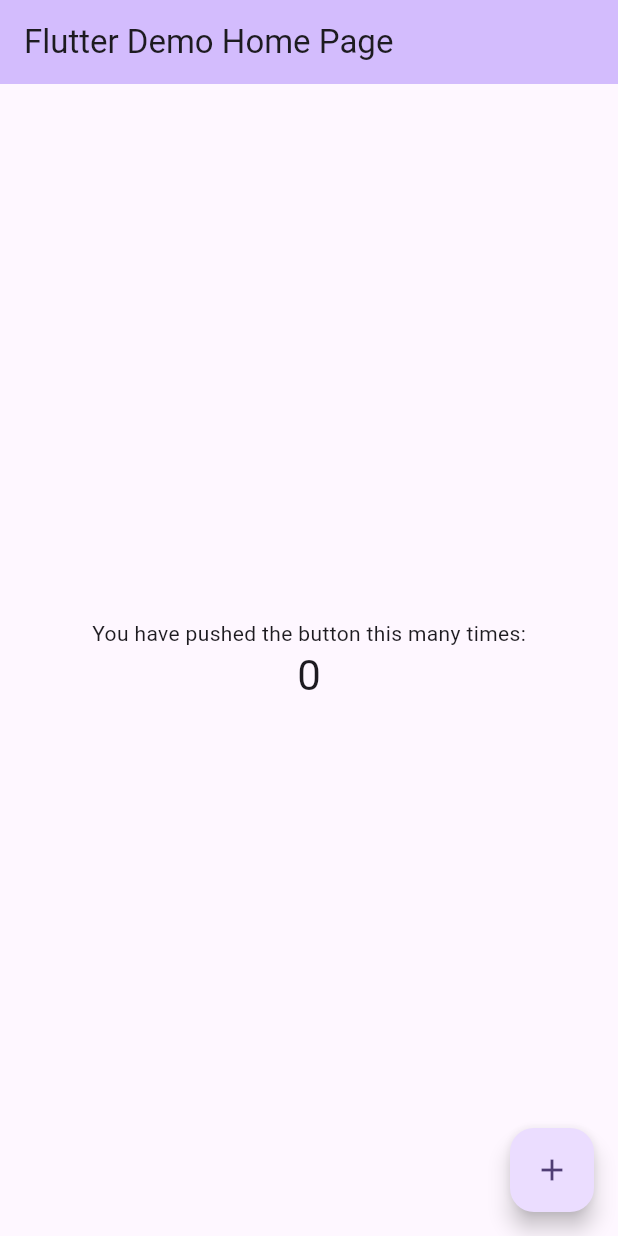
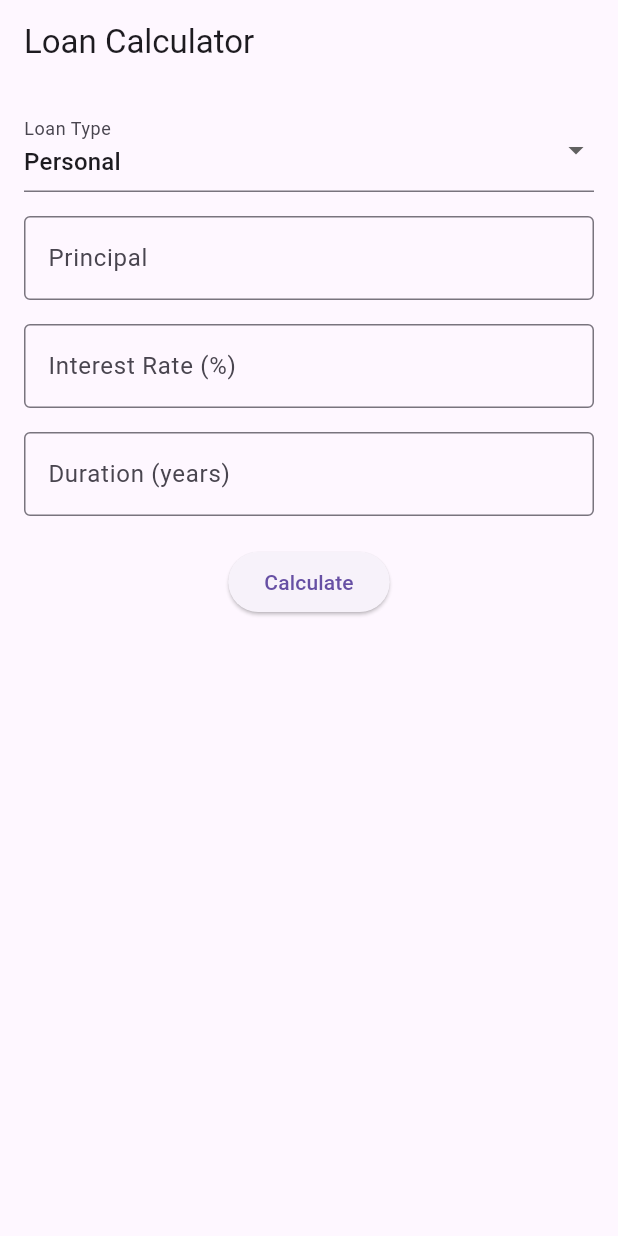
Before and after one commit to Muditha-Kumara/Spiral_Model, a Flutter app: the screen it shows after launch, on a phone screen of 412 x 824 dp. Run offline on Flutter 3.47's test engine with Material 3 defaults, Android fonts, the phone set to English and light mode, and no system bars.

Commit message:
complete basic app

```diff
--- a/frontend_flutter/lib/main.dart
+++ b/frontend_flutter/lib/main.dart
@@ -1,125 +1,26 @@
 import 'package:flutter/material.dart';
+import 'package:provider/provider.dart';
+import 'screens/home_screen.dart';
+import 'services/interest_calculator.dart';
 
 void main() {
-  runApp(const MyApp());
+  runApp(MyApp());
 }
 
 class MyApp extends StatelessWidget {
-  const MyApp({super.key});
-
-  // This widget is the root of your application.
   @override
   Widget build(BuildContext context) {
-    return MaterialApp(
-      title: 'Flutter Demo',
-      theme: ThemeData(
-        // This is the theme of your application.
-        //
-        // TRY THIS: Try running your application with "flutter run". You'll see
-        // the application has a purple toolbar. Then, without quitting the app,
-        // try changing the seedColor in the colorScheme below to Colors.green
-        // and then invoke "hot reload" (save your changes or press the "hot
-        // reload" button in a Flutter-supported IDE, or press "r" if you used
-        // the command line to start the app).
-        //
-        // Notice that the counter didn't reset back to zero; the application
-        // state is not lost during the reload. To reset the state, use hot
-        // restart instead.
-        //
-        // This works for code too, not just values: Most code changes can be
-        // tested with just a hot reload.
-        colorScheme: ColorScheme.fromSeed(seedColor: Colors.deepPurple),
-        useMaterial3: true,
+    return MultiProvider(
+      providers: [
+        Provider<InterestCalculator>(create: (_) => InterestCalculator()),
+      ],
+      child: MaterialApp(
+        title: 'Loan Calculator',
+        theme: ThemeData(
+          primarySwatch: Colors.blue,
+        ),
+        home: HomeScreen(),
       ),
-      home: const MyHomePage(title: 'Flutter Demo Home Page'),
     );
   }
 }
-
-class MyHomePage extends StatefulWidget {
-  const MyHomePage({super.key, required this.title});
-
-  // This widget is the home page of your application. It is stateful, meaning
-  // that it has a State object (defined below) that contains fields that affect
-  // how it looks.
-
-  // This class is the configuration for the state. It holds the values (in this
-  // case the title) provided by the parent (in this case the App widget) and
-  // used by the build method of the State. Fields in a Widget subclass are
-  // always marked "final".
-
-  final String title;
-
-  @override
-  State<MyHomePage> createState() => _MyHomePageState();
-}
-
-class _MyHomePageState extends State<MyHomePage> {
-  int _counter = 0;
-
-  void _incrementCounter() {
-    setState(() {
-      // This call to setState tells the Flutter framework that something has
-      // changed in this State, which causes it to rerun the build method below
-      // so that the display can reflect the updated values. If we changed
-      // _counter without calling setState(), then the build method would not be
-      // called again, and so nothing would appear to happen.
-      _counter++;
-    });
-  }
-
-  @override
-  Widget build(BuildContext context) {
-    // This method is rerun every time setState is called, for instance as done
-    // by the _incrementCounter method above.
-    //
-    // The Flutter framework has been optimized to make rerunning build methods
-    // fast, so that you can just rebuild anything that needs updating rather
-    // than having to individually change instances of widgets.
-    return Scaffold(
-      appBar: AppBar(
-        // TRY THIS: Try changing the color here to a specific color (to
-        // Colors.amber, perhaps?) and trigger a hot reload to see the AppBar
-        // change color while the other colors stay the same.
-        backgroundColor: Theme.of(context).colorScheme.inversePrimary,
-        // Here we take the value from the MyHomePage object that was created by
-        // the App.build method, and use it to set our appbar title.
-        title: Text(widget.title),
-      ),
-      body: Center(
-        // Center is a layout widget. It takes a single child and positions it
-        // in the middle of the parent.
-        child: Column(
-          // Column is also a layout widget. It takes a list of children and
-          // arranges them vertically. By default, it sizes itself to fit its
-          // children horizontally, and tries to be as tall as its parent.
-          //
-          // Column has various properties to control how it sizes itself and
-          // how it positions its children. Here we use mainAxisAlignment to
-          // center the children vertically; the main axis here is the vertical
-          // axis because Columns are vertical (the cross axis would be
-          // horizontal).
-          //
-          // TRY THIS: Invoke "debug painting" (choose the "Toggle Debug Paint"
-          // action in the IDE, or press "p" in the console), to see the
-          // wireframe for each widget.
-          mainAxisAlignment: MainAxisAlignment.center,
-          children: <Widget>[
-            const Text(
-              'You have pushed the button this many times:',
-            ),
-            Text(
-              '$_counter',
-              style: Theme.of(context).textTheme.headlineMedium,
-            ),
-          ],
-        ),
-      ),
-      floatingActionButton: FloatingActionButton(
-        onPressed: _incrementCounter,
-        tooltip: 'Increment',
-        child: const Icon(Icons.add),
-      ), // This trailing comma makes auto-formatting nicer for build methods.
-    );
-  }
-}
--- /dev/null
+++ b/frontend_flutter/lib/screens/home_screen.dart
@@ -0,0 +1,140 @@
+import 'package:flutter/material.dart';
+import 'package:provider/provider.dart';
+import '../services/interest_calculator.dart';
+
+class HomeScreen extends StatelessWidget {
+  const HomeScreen({super.key});
+
+  @override
+  Widget build(BuildContext context) {
+    return Scaffold(
+      appBar: AppBar(
+        title: const Text('Loan Calculator'),
+      ),
+      body: const LoanForm(),
+    );
+  }
+}
+
+class LoanForm extends StatefulWidget {
+  const LoanForm({super.key});
+
+  @override
+  _LoanFormState createState() => _LoanFormState();
+}
+
+class _LoanFormState extends State<LoanForm> {
+  final _formKey = GlobalKey<FormState>();
+  final _principalController = TextEditingController();
+  final _rateController = TextEditingController();
+  final _durationController = TextEditingController();
+  String _loanType = 'Personal';
+  String _result = '';
+
+  void _calculateInterest() {
+    if (_formKey.currentState!.validate()) {
+      final principal = double.parse(_principalController.text);
+      final rate = double.parse(_rateController.text);
+      final duration = int.parse(_durationController.text);
+
+      final calculator =
+          Provider.of<InterestCalculator>(context, listen: false);
+      final simpleInterest =
+          calculator.calculateSimpleInterest(principal, rate, duration);
+      final compoundInterest = calculator.calculateCompoundInterest(
+          principal, rate, duration, 1); // yearly compounding
+
+      setState(() {
+        _result = 'Simple Interest: \$${simpleInterest.toStringAsFixed(2)}\n'
+            'Compound Interest: \$${compoundInterest.toStringAsFixed(2)}';
+      });
+    }
+  }
+
+  @override
+  Widget build(BuildContext context) {
+    return Padding(
+      padding: const EdgeInsets.all(16.0),
+      child: Form(
+        key: _formKey,
+        child: Column(
+          crossAxisAlignment: CrossAxisAlignment.start,
+          children: [
+            DropdownButtonFormField<String>(
+              value: _loanType,
+              items: ['Personal', 'Auto', 'Mortgage'].map((String type) {
+                return DropdownMenuItem<String>(
+                  value: type,
+                  child: Text(type),
+                );
+              }).toList(),
+              onChanged: (value) {
+                setState(() {
+                  _loanType = value!;
+                });
+              },
+              decoration: const InputDecoration(labelText: 'Loan Type'),
+            ),
+            const SizedBox(height: 16),
+            TextFormField(
+              controller: _principalController,
+              decoration: const InputDecoration(
+                labelText: 'Principal',
+                border: OutlineInputBorder(),
+              ),
+              keyboardType: TextInputType.number,
+              validator: (value) {
+                if (value == null || value.isEmpty) {
+                  return 'Please enter the principal amount';
+                }
+                return null;
+              },
+            ),
+            const SizedBox(height: 16),
+            TextFormField(
+              controller: _rateController,
+              decoration: const InputDecoration(
+                labelText: 'Interest Rate (%)',
+                border: OutlineInputBorder(),
+              ),
+              keyboardType: TextInputType.number,
+              validator: (value) {
+                if (value == null || value.isEmpty) {
+                  return 'Please enter the interest rate';
+                }
+                return null;
+              },
+            ),
+            const SizedBox(height: 16),
+            TextFormField(
+              controller: _durationController,
+              decoration: const InputDecoration(
+                labelText: 'Duration (years)',
+                border: OutlineInputBorder(),
+              ),
+              keyboardType: TextInputType.number,
+              validator: (value) {
+                if (value == null || value.isEmpty) {
+                  return 'Please enter the duration';
+                }
+                return null;
+              },
+            ),
+            const SizedBox(height: 20),
+            Center(
+              child: ElevatedButton(
+                onPressed: _calculateInterest,
+                child: const Text('Calculate'),
+              ),
+            ),
+            const SizedBox(height: 20),
+            Text(
+              _result,
+              style: const TextStyle(fontSize: 16),
+            ),
+          ],
+        ),
+      ),
+    );
+  }
+}
--- /dev/null
+++ b/frontend_flutter/lib/services/interest_calculator.dart
@@ -0,0 +1,12 @@
+import 'dart:math';
+
+class InterestCalculator {
+  double calculateSimpleInterest(double principal, double rate, int time) {
+    return (principal * rate * time) / 100;
+  }
+
+  double calculateCompoundInterest(
+      double principal, double rate, int time, int n) {
+    return principal * pow((1 + rate / (n * 100)), n * time) - principal;
+  }
+}
--- /dev/null
+++ b/frontend_flutter/models/loan.dart
@@ -0,0 +1,13 @@
+class Loan {
+  final String type;
+  final double principal;
+  final double interestRate;
+  final int duration; // in years
+
+  Loan({
+    required this.type,
+    required this.principal,
+    required this.interestRate,
+    required this.duration,
+  });
+}
--- a/frontend_flutter/pubspec.yaml
+++ b/frontend_flutter/pubspec.yaml
@@ -35,6 +35,7 @@ dependencies:
   # The following adds the Cupertino Icons font to your application.
   # Use with the CupertinoIcons class for iOS style icons.
   cupertino_icons: ^1.0.8
+  provider: ^6.1.2
 
 dev_dependencies:
   flutter_test:
@@ -45,7 +46,7 @@ dev_dependencies:
   # activated in the `analysis_options.yaml` file located at the root of your
   # package. See that file for information about deactivating specific lint
   # rules and activating additional ones.
-  flutter_lints: ^4.0.0
+  flutter_lints: ^5.0.0
 
 # For information on the generic Dart part of this file, see the
 # following page: https://dart.dev/tools/pub/pubspec
```
Also changed, not shown: frontend_flutter/lib/screens/image.png (added).
